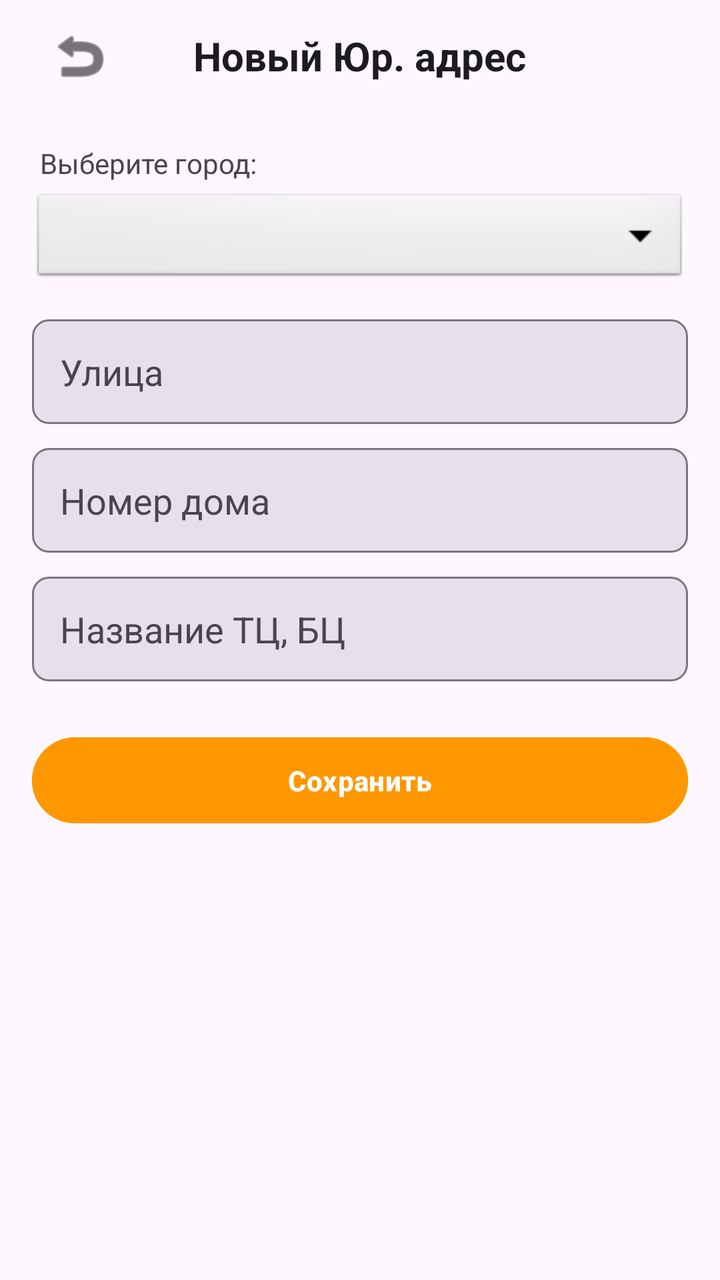
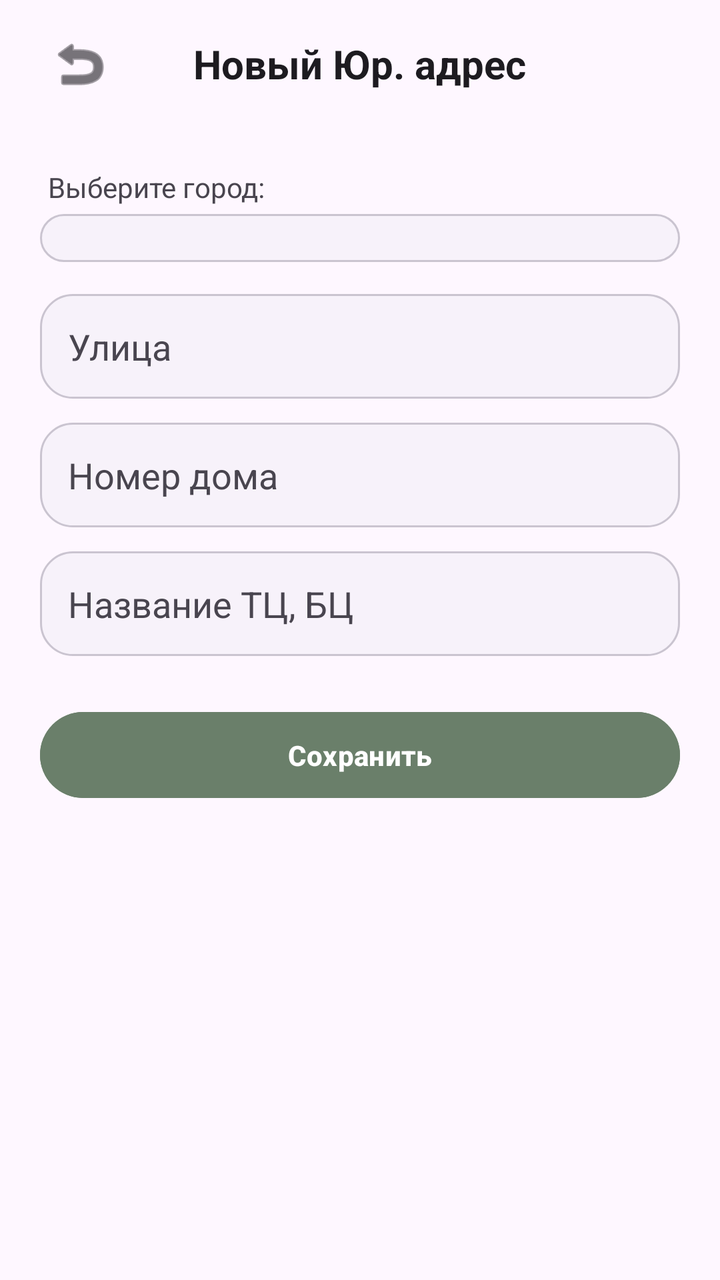

Before-and-after screenshots of an Android layout around one commit, followed by the original layout XML and the change that was made.
<!-- AndroidManifest.xml: application theme Theme.BaseHome -->
<!-- res/layout/activity_add_business_address.xml -->
<?xml version="1.0" encoding="utf-8"?>
<LinearLayout xmlns:android="http://schemas.android.com/apk/res/android"
    xmlns:app="http://schemas.android.com/apk/res-auto"
    android:layout_width="match_parent"
    android:layout_height="match_parent"
    android:orientation="vertical"
    android:background="?android:attr/windowBackground"
    android:fitsSystemWindows="true">

    
    <RelativeLayout
        android:layout_width="match_parent"
        android:layout_height="56dp"
        android:paddingHorizontal="16dp">

        <ImageButton
            android:id="@+id/btnBackAddBusiness"
            android:layout_width="48dp"
            android:layout_height="48dp"
            android:layout_centerVertical="true"
            android:background="?android:attr/selectableItemBackgroundBorderless"
            android:src="@android:drawable/ic_menu_revert"
            app:tint="?android:attr/textColorPrimary" />

        <TextView
            android:layout_width="wrap_content"
            android:layout_height="wrap_content"
            android:layout_centerInParent="true"
            android:text="Новый Юр. адрес"
            android:textSize="20sp"
            android:textStyle="bold"
            android:textColor="?android:attr/textColorPrimary" />
    </RelativeLayout>

    <LinearLayout
        android:layout_width="match_parent"
        android:layout_height="wrap_content"
        android:orientation="vertical"
        android:padding="16dp">

        <TextView
            android:layout_width="match_parent"
            android:layout_height="wrap_content"
            android:text="Выберите город:"
            android:textSize="14sp"
            android:textColor="?android:attr/textColorSecondary"
            android:layout_marginBottom="4dp"
            android:layout_marginStart="4dp"/>

        <Spinner
            android:id="@+id/spinnerBusinessCity"
            android:layout_width="match_parent"
            android:layout_height="wrap_content"
            android:layout_marginBottom="16dp"
            android:padding="12dp"
            android:background="@android:drawable/btn_dropdown"
            android:spinnerMode="dropdown" />

        <EditText
            android:id="@+id/etBusinessStreet"
            android:layout_width="match_parent"
            android:layout_height="wrap_content"
            android:hint="Улица"
            android:padding="14dp"
            android:layout_marginBottom="12dp"
            android:textColor="?android:attr/textColorPrimary"
            android:textColorHint="?android:attr/textColorSecondary"
            android:background="@drawable/bg_input_field"
            android:inputType="textCapSentences" />

        <EditText
            android:id="@+id/etBusinessHouse"
            android:layout_width="match_parent"
            android:layout_height="wrap_content"
            android:hint="Номер дома"
            android:padding="14dp"
            android:layout_marginBottom="12dp"
            android:textColor="?android:attr/textColorPrimary"
            android:textColorHint="?android:attr/textColorSecondary"
            android:background="@drawable/bg_input_field"
            android:inputType="textCapSentences" />

        <EditText
            android:id="@+id/etCenterName"
            android:layout_width="match_parent"
            android:layout_height="wrap_content"
            android:hint="Название ТЦ, БЦ"
            android:padding="14dp"
            android:layout_marginBottom="24dp"
            android:textColor="?android:attr/textColorPrimary"
            android:textColorHint="?android:attr/textColorSecondary"
            android:background="@drawable/bg_input_field"
            android:inputType="textCapSentences" />

        <Button
            android:id="@+id/btnSaveBusiness"
            android:layout_width="match_parent"
            android:layout_height="wrap_content"
            android:text="Сохранить"
            android:backgroundTint="#FF9800"
            android:textColor="@android:color/white"
            android:padding="12dp"
            android:textStyle="bold" />
    </LinearLayout>

</LinearLayout>
<!-- resources referenced by this layout -->
<resources>
  <!-- drawable bg_input_field (drawable) -->
  <?xml version="1.0" encoding="utf-8"?>
  <shape xmlns:android="http://schemas.android.com/apk/res/android">
      <solid android:color="?attr/colorSurfaceVariant" />
      <corners android:radius="8dp" />
      <stroke
          android:width="1dp"
          android:color="?attr/colorOutline" />
  </shape>
  <style name="Theme.BaseHome" parent="Base.Theme.BaseHome" />
  <style name="Base.Theme.BaseHome" parent="Theme.Material3.DayNight.NoActionBar">
          
          
      </style>
</resources>

<!-- the commit's change to res/layout/activity_add_business_address.xml (unified diff, before → after) -->
@@ -10,7 +10,7 @@
     
     <RelativeLayout
         android:layout_width="match_parent"
-        android:layout_height="56dp"
+        android:layout_height="64dp"
         android:paddingHorizontal="16dp">
 
         <ImageButton
@@ -36,7 +36,7 @@
         android:layout_width="match_parent"
         android:layout_height="wrap_content"
         android:orientation="vertical"
-        android:padding="16dp">
+        android:padding="20dp">
 
         <TextView
             android:layout_width="match_parent"
@@ -53,7 +53,7 @@
             android:layout_height="wrap_content"
             android:layout_marginBottom="16dp"
             android:padding="12dp"
-            android:background="@android:drawable/btn_dropdown"
+            android:background="@drawable/bg_input_field"
             android:spinnerMode="dropdown" />
 
         <EditText
@@ -97,7 +97,7 @@
             android:layout_width="match_parent"
             android:layout_height="wrap_content"
             android:text="Сохранить"
-            android:backgroundTint="#FF9800"
+            android:backgroundTint="?attr/colorSecondary"
             android:textColor="@android:color/white"
             android:padding="12dp"
             android:textStyle="bold" />
<!-- resource entries referenced after the edit -->
@@ -3,16 +3,28 @@
   <!-- drawable bg_input_field (drawable) -->
   <?xml version="1.0" encoding="utf-8"?>
   <shape xmlns:android="http://schemas.android.com/apk/res/android">
-      <solid android:color="?attr/colorSurfaceVariant" />
-      <corners android:radius="8dp" />
+      <solid android:color="?attr/colorSurfaceContainerLow" />
+      <corners android:radius="16dp" />
       <stroke
           android:width="1dp"
-          android:color="?attr/colorOutline" />
+          android:color="?attr/colorOutlineVariant" />
   </shape>
   <style name="Theme.BaseHome" parent="Base.Theme.BaseHome" />
   <style name="Base.Theme.BaseHome" parent="Theme.Material3.DayNight.NoActionBar">
-          
-          
+          <item name="colorPrimary">@color/brand_primary</item>
+          <item name="colorSecondary">@color/brand_accent</item>
+          <item name="colorSurface">?android:attr/colorBackground</item>
+          <item name="colorOutline">?android:attr/textColorHint</item>
+          <item name="shapeAppearanceSmallComponent">@style/ShapeAppearance.BaseHome.Small</item>
+          <item name="shapeAppearanceMediumComponent">@style/ShapeAppearance.BaseHome.Medium</item>
+      </style>
+  <color name="brand_primary">#496783</color>
+  <color name="brand_accent">#6A7F6A</color>
+  <style name="ShapeAppearance.BaseHome.Small" parent="ShapeAppearance.Material3.Corner.Small">
+          <item name="cornerSize">12dp</item>
+      </style>
+  <style name="ShapeAppearance.BaseHome.Medium" parent="ShapeAppearance.Material3.Corner.Medium">
+          <item name="cornerSize">20dp</item>
       </style>
 </resources>
 
